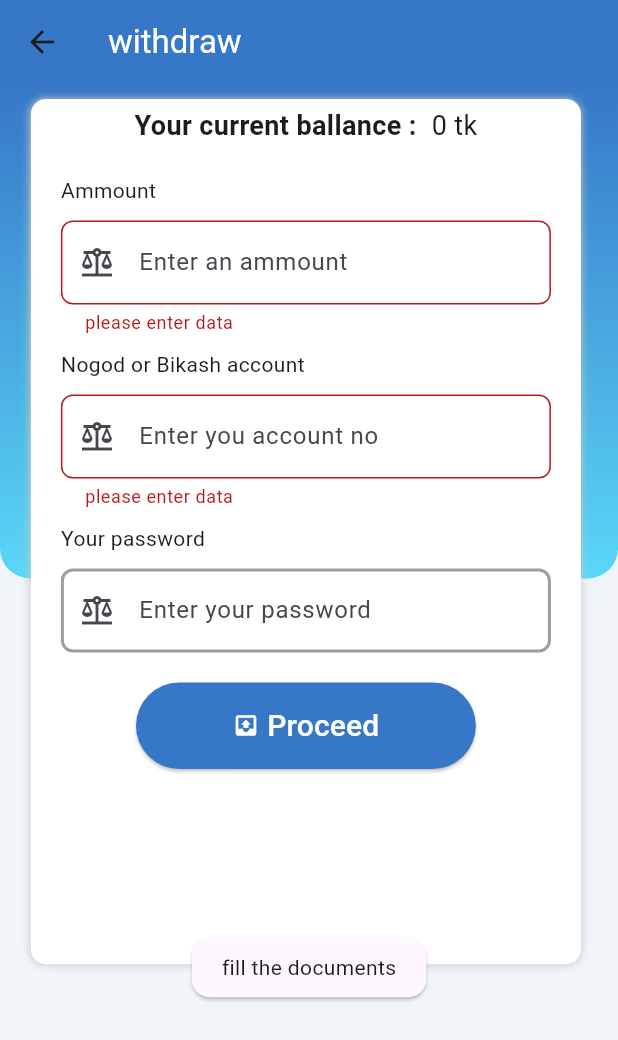
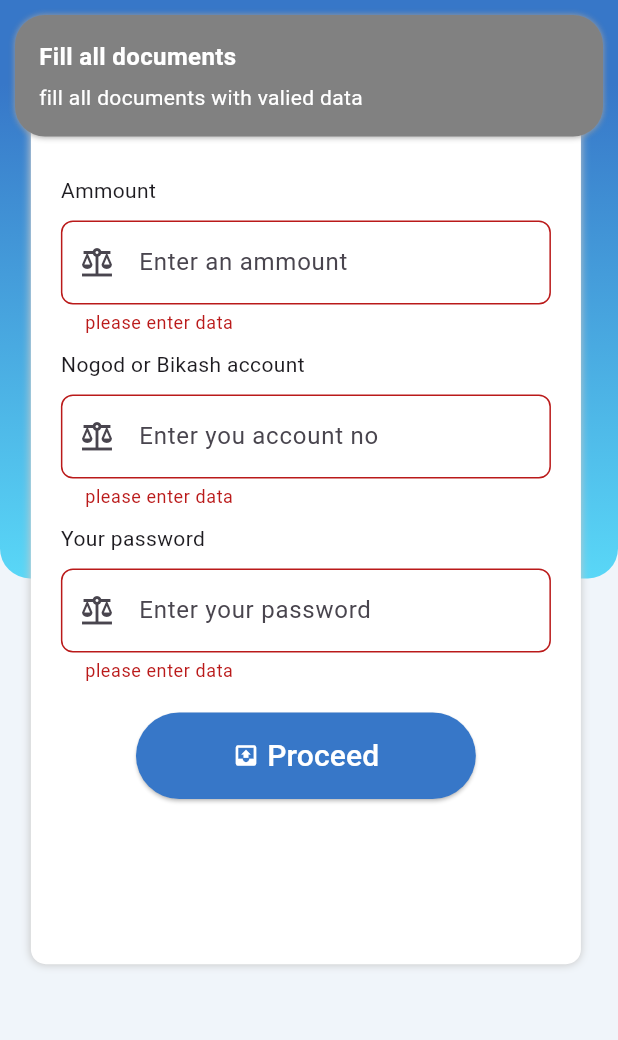
Before and after one commit to SagorSamadder/sAcademy-teacher, a Flutter app: the WithdrawScreen screen opened directly with empty values, after a tap on "Proceed", on a phone screen of 412 x 824 dp. Shown: the top 1040 px of the screen. Run offline on Flutter 3.47's test engine with Material 3 defaults, Android fonts, the phone set to English and light mode, and no system bars; our stand-ins replace cloud_firestore, firebase_auth, firebase_core, firebase_storage, get, image_picker and 1 more; accounts and stored records are empty.

Commit message:
completeing withdraw screen

```diff
--- a/lib/app/withdraw/controller/withdraw_controller.dart
+++ b/lib/app/withdraw/controller/withdraw_controller.dart
@@ -47,7 +47,7 @@ class WithdrawController extends GetxController {
         );
       });
 
-      log('data uploaded');
+      log('Request Sucessfull');
       isloading(false);
     } catch (e) {
       log('Error is : $e');
--- a/lib/app/withdraw/view/withdraw_screen.dart
+++ b/lib/app/withdraw/view/withdraw_screen.dart
@@ -2,6 +2,7 @@ import 'package:flutter/material.dart';
 import 'package:get/get.dart';
 import 'package:velocity_x/velocity_x.dart';
 
+import '../../home_screen/view/home_screen.dart';
 import '../controller/withdraw_controller.dart';
 
 class WithdrawScreen extends StatelessWidget {
@@ -169,7 +170,7 @@ class WithdrawScreen extends StatelessWidget {
                                   width: 2.0, color: Color(0xFF134668)),
                             ),
                           ),
-                          autovalidateMode: AutovalidateMode.onUserInteraction,
+                          validator: controller.validname,
                         ),
                         20.heightBox,
                         SizedBox(
@@ -179,19 +180,71 @@ class WithdrawScreen extends StatelessWidget {
                             style: ElevatedButton.styleFrom(
                                 backgroundColor: const Color(0xff3777c8)),
                             onPressed: () async {
+                              //check user fill all documents
                               if (formkey.currentState!.validate()) {
+                                //user account balance check
                                 if (double.parse(data['account'].toString()) >=
                                     double.parse(
                                         controller.amountController.text)) {
+                                  //passord checking
+                                  if (data['password'] ==
+                                      controller.passController.text) {
+                                    await controller.proceedWithdraw(context);
+                                    Get.offAll(() => const HomeScreen());
+                                  } else {
+                                    Get.showSnackbar(const GetSnackBar(
+                                      title: "wrong password",
+                                      message: "You entered a wrong password",
+                                      snackPosition: SnackPosition.TOP,
+                                      duration: Duration(seconds: 4),
+                                      borderRadius: 20,
+                                      backgroundColor:
+                                          Color.fromARGB(255, 129, 129, 129),
+                                      margin: EdgeInsets.all(10),
+                                      boxShadows: [
+                                        BoxShadow(
+                                          color: Colors.grey,
+                                          blurRadius: 3,
+                                        )
+                                      ],
+                                    ));
+                                  }
                                 } else {
-                                  VxToast.show(context,
-                                      msg: "Insufficient balance");
+                                  Get.showSnackbar(const GetSnackBar(
+                                    title: "Insufficient balance !",
+                                    message: "You don't have enough balance",
+                                    snackPosition: SnackPosition.TOP,
+                                    duration: Duration(seconds: 4),
+                                    borderRadius: 20,
+                                    backgroundColor:
+                                        Color.fromARGB(255, 129, 129, 129),
+                                    margin: EdgeInsets.all(10),
+                                    boxShadows: [
+                                      BoxShadow(
+                                        color: Colors.grey,
+                                        blurRadius: 3,
+                                      )
+                                    ],
+                                  ));
                                 }
-                                // await controller.proceedWithdraw(context);
-                                // Get.offAll(const HomeScreen());
                               } else {
-                                VxToast.show(context,
-                                    msg: "fill the documents");
+                                Get.showSnackbar(const GetSnackBar(
+                                  title: "Fill all documents",
+                                  message:
+                                      "fill all documents with valied data",
+                                  snackPosition: SnackPosition.TOP,
+                                  duration: Duration(seconds: 4),
+                                  borderRadius: 20,
+                                  backgroundColor:
+                                      Color.fromARGB(255, 129, 129, 129),
+                                  margin: EdgeInsets.all(10),
+                                  boxShadows: [
+                                    BoxShadow(
+                                      color: Colors.grey,
+                                      blurRadius: 3,
+                                    )
+                                  ],
+                                ));
                               }
                             },
                             child: Row(
@@ -202,11 +255,17 @@ class WithdrawScreen extends StatelessWidget {
                                   color: Colors.white,
                                 ),
                                 5.widthBox,
-                                const Text(
-                                  "Proceed",
-                                  style: TextStyle(
-                                      fontSize: 20, color: Colors.white),
-                                ),
+                                controller.isloading.value
+                                    ? const Center(
+                                        child: CircularProgressIndicator(
+                                          color: Colors.white,
+                                        ),
+                                      )
+                                    : const Text(
+                                        "Proceed",
+                                        style: TextStyle(
+                                            fontSize: 20, color: Colors.white),
+                                      ),
                               ],
                             ),
                           ),
```
